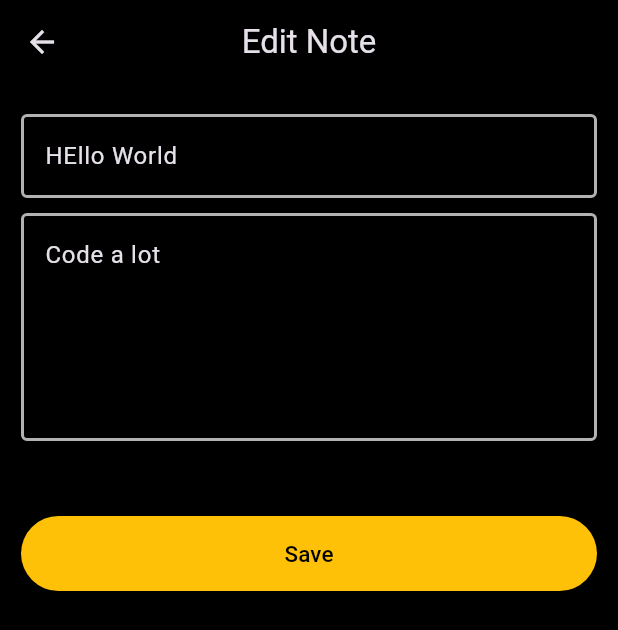
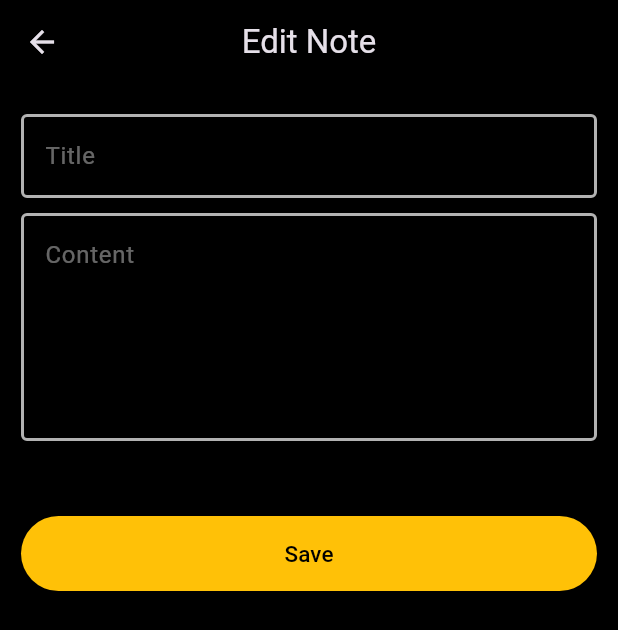
Before and after one commit to tapoban123/notes-app, a Flutter app: the NoteTile widget shown alone on an empty page, opened directly with empty values, after a tap on the "edit" icon, on a phone screen of 412 x 824 dp. Shown: the top 630 px of the screen. Run offline on Flutter 3.47's test engine with Material 3 defaults, Android fonts, the phone set to English and light mode, and no system bars; our stand-ins replace get, sqflite; accounts and stored records are empty.

```diff
--- a/notes_crud_app/lib/core/utils/utils.dart
+++ b/notes_crud_app/lib/core/utils/utils.dart
@@ -11,6 +11,7 @@ void showSnackBar(
 }) {
   ScaffoldMessenger.of(context).showSnackBar(
     SnackBar(
+      behavior: SnackBarBehavior.floating,
       content: Text(
         message,
         style: getCustomTextStyle(context, color: textColor),
--- a/notes_crud_app/lib/features/home/data/datasources/notes_local_datasource_impl.dart
+++ b/notes_crud_app/lib/features/home/data/datasources/notes_local_datasource_impl.dart
@@ -43,7 +43,7 @@ class NotesLocalDatasourceImpl extends NotesLocalDatasource {
 
     final response = await _sqfliteDb.update(
       TableNames.notesTable.table,
-      where: "note_id = ?",
+      where: "noteId = ?",
       whereArgs: [newNote.noteId],
       newNote.toMap(),
     );
@@ -57,7 +57,7 @@ class NotesLocalDatasourceImpl extends NotesLocalDatasource {
 
     final response = await _sqfliteDb.delete(
       TableNames.notesTable.table,
-      where: "note_id = ?",
+      where: "noteId = ?",
       whereArgs: [noteId],
     );
 
--- a/notes_crud_app/lib/features/home/presentation/screens/add_or_edit_note_screen.dart
+++ b/notes_crud_app/lib/features/home/presentation/screens/add_or_edit_note_screen.dart
@@ -1,5 +1,6 @@
 import 'package:flutter/material.dart';
 import 'package:get/get.dart';
+import 'package:notes_crud_app/core/utils/utils.dart';
 import 'package:notes_crud_app/features/home/domain/entities/note_entity.dart';
 import 'package:notes_crud_app/features/home/presentation/controllers/notes_controller.dart';
 import 'package:notes_crud_app/features/home/presentation/widgets/note_textfield.dart';
@@ -67,7 +68,7 @@ class _AddOrEditNoteScreenState extends State<AddOrEditNoteScreen> {
             ),
             SizedBox(height: 50),
             ElevatedButton(
-              onPressed: () {
+              onPressed: () async {
                 if (_formKey.currentState!.validate()) {
                   final note = NoteEntity(
                     noteId: Uuid().v4(),
@@ -75,7 +76,9 @@ class _AddOrEditNoteScreenState extends State<AddOrEditNoteScreen> {
                     content: _contentController.text,
                     createdAt: DateTime.now().millisecondsSinceEpoch,
                   );
+
                   _notesController.createNote(note);
+                  Get.back();
                 }
               },
               style: ElevatedButton.styleFrom(
--- a/notes_crud_app/lib/features/home/presentation/widgets/note_tile.dart
+++ b/notes_crud_app/lib/features/home/presentation/widgets/note_tile.dart
@@ -17,7 +17,7 @@ class NoteTile extends StatelessWidget {
             SizedBox(
               width: 220,
               child: Text(
-                "Lorem ipsum dolor sit amet, consectetur adipiscing elit",
+                noteData.title,
                 style: TextStyle(fontSize: 20, fontWeight: FontWeight.bold),
                 overflow: TextOverflow.ellipsis,
               ),
@@ -30,30 +30,21 @@ class NoteTile extends StatelessWidget {
                   onTap: () {
                     Get.toNamed(
                       RouteNames.editOrAddScreen.route,
-                      arguments: {
-                        "isEditNote": true,
-                        "noteData": NoteEntity(
-                          noteId: "123",
-                          title: "HEllo World",
-                          content: "Code a lot",
-                          createdAt: 2,
-                          updatedAt: 2,
-                        ),
-                      },
+                      arguments: {"isEditNote": true, "noteData": noteData},
                     );
                   },
                 ),
-                _NoteTileButton(
-                  icon: Icons.delete,
-                  iconColor: Colors.red,
-                  onTap: () {},
-                ),
+                // _NoteTileButton(
+                //   icon: Icons.delete,
+                //   iconColor: Colors.red,
+                //   onTap: () {},
+                // ),
               ],
             ),
           ],
         ),
         subtitle: Text(
-          "Lorem ipsum dolor sit amet, consectetur adipiscing elit. Nulla convallis tempor egestas. Duis et sapien eget velit ultricies maximus eu varius risus. Proin suscipit placerat diam, eleifend blandit velit. Lorem ipsum dolor sit amet, consectetur adipiscing elit. Aenean tristique ultricies ante, sed egestas ex molestie id. Fusce congue convallis ante ut volutpat. Nulla congue lectus nec feugiat blandit. Cras pellentesque lorem sem, a viverra sapien auctor et. Aenean aliquet posuere neque et ullamcorper. Nullam rutrum, lorem sed iaculis finibus, ipsum ante vehicula purus, nec molestie dolor purus at lorem. Integer consequat bibendum metus non placerat. Nulla ut lacinia enim. Vivamus ullamcorper lorem eros, commodo porta velit porta et. Duis condimentum nec ligula in blandit. Sed eu faucibus turpis, at maximus leo. Duis pulvinar tristique erat eget pretium",
+          noteData.content,
           maxLines: 3,
           overflow: TextOverflow.ellipsis,
         ),
```
Also changed, not shown: notes_crud_app/lib/features/home/presentation/controllers/notes_controller.dart (+4 -4 lines), notes_crud_app/lib/features/home/presentation/screens/home_screen.dart (+44 -7 lines).
